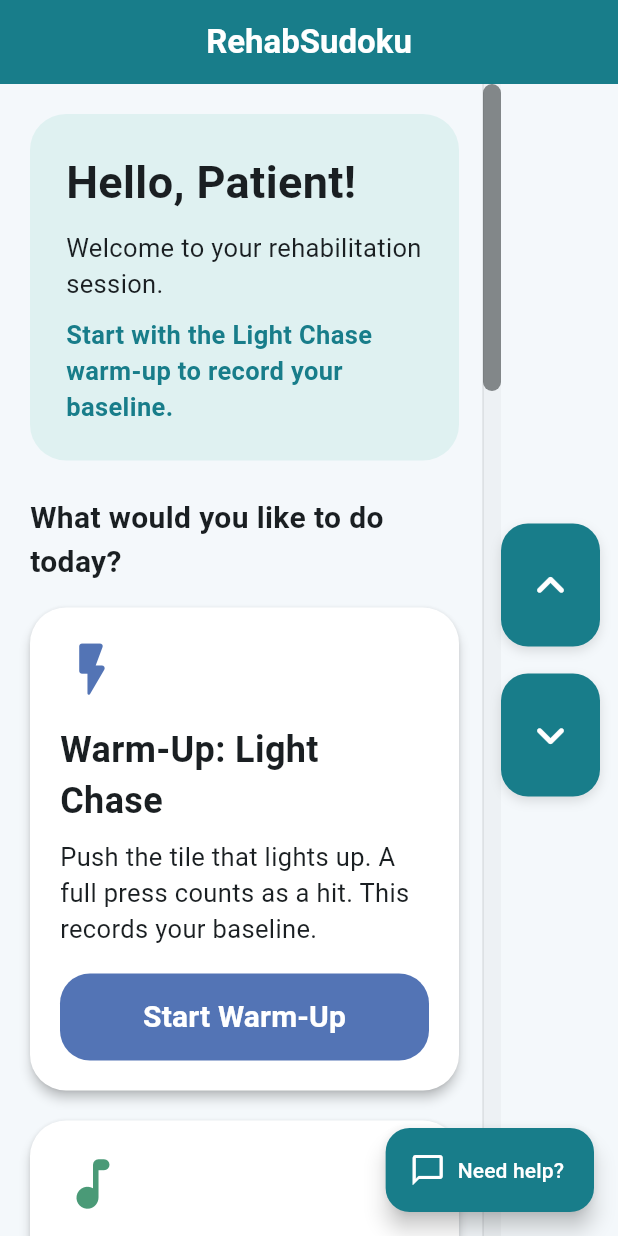
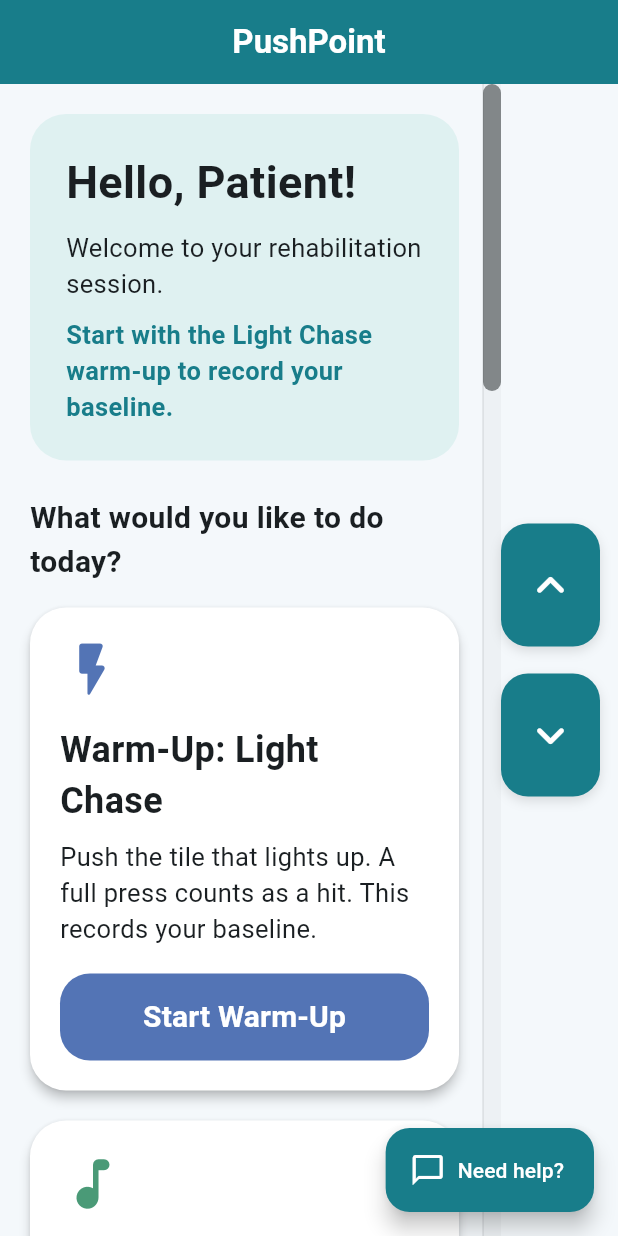
Before and after one commit to KahYing-KY/MDD-PushTile-Flutter, a Flutter app: the screen it shows after launch, on a phone screen of 412 x 824 dp. Run offline on Flutter 3.47's test engine with Material 3 defaults, Android fonts, the phone set to English and light mode, and no system bars; our stand-ins replace supabase_flutter; accounts and stored records are empty.

Commit message:
Update home_screen.dart

```diff
--- a/lib/screens/home_screen.dart
+++ b/lib/screens/home_screen.dart
@@ -127,7 +127,7 @@ class _HomeScreenState extends State<HomeScreen> {
 
     return Scaffold(
       appBar: AppBar(
-        title: const Text('RehabSudoku'),
+        title: const Text('PushPoint'),
       ),
       body: SafeArea(
         child: Center(
```
